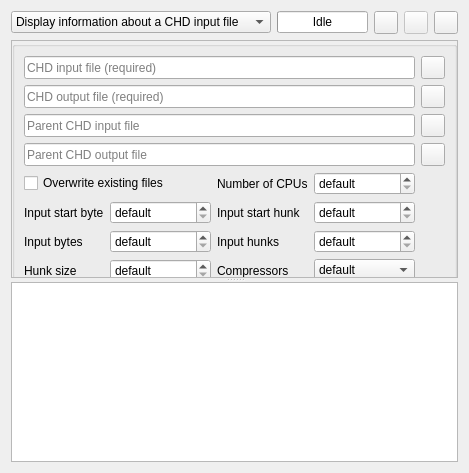
Before: the Qt Designer form tools/qchdman/projectwidget.ui in qmc2/qmc2-mame-fe, drawn with Qt 5.
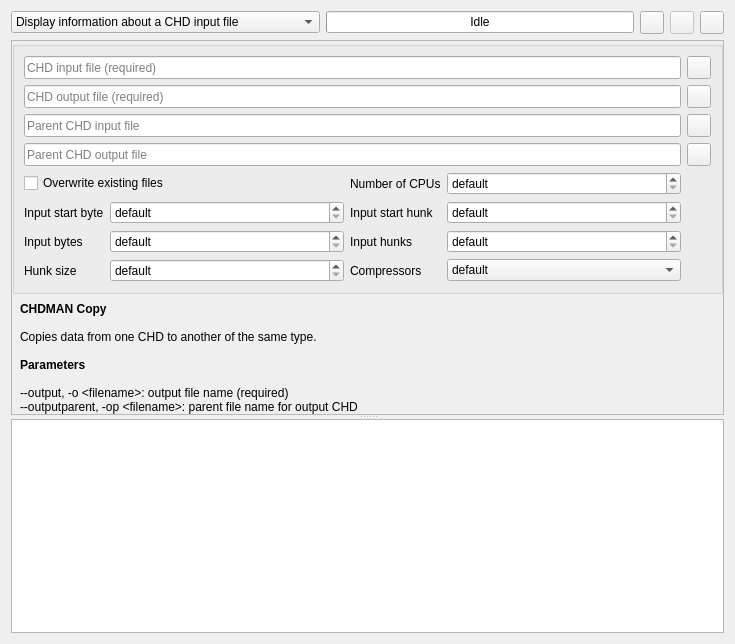
After: the same form once the commit is applied. The open tabs and pages were chosen to show the change. Icons and pictures are not drawn.

Commit message: wip: added help texts and two more settings

The edit to the form file:
```diff
--- a/tools/qchdman/projectwidget.ui
+++ b/tools/qchdman/projectwidget.ui
@@ -6,8 +6,8 @@
    <rect>
     <x>0</x>
     <y>0</y>
-    <width>466</width>
-    <height>473</height>
+    <width>735</width>
+    <height>644</height>
    </rect>
   </property>
   <layout class="QGridLayout" name="gridLayout">
@@ -228,8 +228,8 @@
         <rect>
          <x>0</x>
          <y>0</y>
-         <width>452</width>
-         <height>230</height>
+         <width>721</width>
+         <height>488</height>
         </rect>
        </property>
        <layout class="QGridLayout" name="gridLayoutScrollArea">
@@ -412,28 +412,21 @@
            </layout>
           </widget>
           <widget class="QWidget" name="pageCopy">
-           <layout class="QGridLayout" name="gridLayoutPageCopy" columnstretch="0,0,0,0,0,0">
+           <layout class="QGridLayout" name="gridLayoutPageCopy" columnstretch="0,0">
             <property name="margin">
              <number>0</number>
             </property>
             <property name="spacing">
              <number>0</number>
             </property>
-            <item row="8" column="0" colspan="6">
-             <spacer name="verticalSpacerCopy">
-              <property name="orientation">
-               <enum>Qt::Vertical</enum>
-              </property>
-              <property name="sizeHint" stdset="0">
-               <size>
-                <width>20</width>
-                <height>0</height>
-               </size>
-              </property>
-             </spacer>
-            </item>
-            <item row="7" column="0" colspan="6">
+            <item row="7" column="0" colspan="2">
              <widget class="QGroupBox" name="groupBoxCopy">
+              <property name="sizePolicy">
+               <sizepolicy hsizetype="Preferred" vsizetype="Fixed">
+                <horstretch>0</horstretch>
+                <verstretch>0</verstretch>
+               </sizepolicy>
+              </property>
               <property name="flat">
                <bool>true</bool>
               </property>
@@ -788,6 +781,59 @@
               </layout>
              </widget>
             </item>
+            <item row="8" column="0" colspan="2">
+             <widget class="QLabel" name="labelCopyHelp">
+              <property name="text">
+               <string>&lt;!DOCTYPE HTML PUBLIC &quot;-//W3C//DTD HTML 4.0//EN&quot; &quot;http://www.w3.org/TR/REC-html40/strict.dtd&quot;&gt;
+&lt;html&gt;&lt;head&gt;&lt;meta name=&quot;qrichtext&quot; content=&quot;1&quot; /&gt;&lt;style type=&quot;text/css&quot;&gt;
+p, li { white-space: pre-wrap; }
+&lt;/style&gt;&lt;/head&gt;&lt;body style=&quot; font-family:'Sans Serif'; font-size:9pt; font-weight:400; font-style:normal;&quot;&gt;
+&lt;p style=&quot; margin-top:0px; margin-bottom:0px; margin-left:0px; margin-right:0px; -qt-block-indent:0; text-indent:0px;&quot;&gt;&lt;span style=&quot; font-weight:600;&quot;&gt;CHDMAN Copy&lt;/span&gt;&lt;/p&gt;
+&lt;p style=&quot;-qt-paragraph-type:empty; margin-top:0px; margin-bottom:0px; margin-left:0px; margin-right:0px; -qt-block-indent:0; text-indent:0px;&quot;&gt;&lt;br /&gt;&lt;/p&gt;
+&lt;p style=&quot; margin-top:0px; margin-bottom:0px; margin-left:0px; margin-right:0px; -qt-block-indent:0; text-indent:0px;&quot;&gt;Copies data from one CHD to another of the same type.&lt;/p&gt;
+&lt;p style=&quot;-qt-paragraph-type:empty; margin-top:0px; margin-bottom:0px; margin-left:0px; margin-right:0px; -qt-block-indent:0; text-indent:0px;&quot;&gt;&lt;br /&gt;&lt;/p&gt;
+&lt;p style=&quot; margin-top:0px; margin-bottom:0px; margin-left:0px; margin-right:0px; -qt-block-indent:0; text-indent:0px;&quot;&gt;&lt;span style=&quot; font-weight:600;&quot;&gt;Parameters&lt;/span&gt;&lt;/p&gt;
+&lt;p style=&quot;-qt-paragraph-type:empty; margin-top:0px; margin-bottom:0px; margin-left:0px; margin-right:0px; -qt-block-indent:0; text-indent:0px;&quot;&gt;&lt;br /&gt;&lt;/p&gt;
+&lt;p style=&quot; margin-top:0px; margin-bottom:0px; margin-left:0px; margin-right:0px; -qt-block-indent:0; text-indent:0px;&quot;&gt;--output, -o &amp;lt;filename&amp;gt;: output file name (required)&lt;/p&gt;
+&lt;p style=&quot; margin-top:0px; margin-bottom:0px; margin-left:0px; margin-right:0px; -qt-block-indent:0; text-indent:0px;&quot;&gt;--outputparent, -op &amp;lt;filename&amp;gt;: parent file name for output CHD&lt;/p&gt;
+&lt;p style=&quot; margin-top:0px; margin-bottom:0px; margin-left:0px; margin-right:0px; -qt-block-indent:0; text-indent:0px;&quot;&gt;--force, -f: force overwriting an existing file&lt;/p&gt;
+&lt;p style=&quot; margin-top:0px; margin-bottom:0px; margin-left:0px; margin-right:0px; -qt-block-indent:0; text-indent:0px;&quot;&gt;--input, -i &amp;lt;filename&amp;gt;: input file name (required)&lt;/p&gt;
+&lt;p style=&quot; margin-top:0px; margin-bottom:0px; margin-left:0px; margin-right:0px; -qt-block-indent:0; text-indent:0px;&quot;&gt;--inputparent, -ip &amp;lt;filename&amp;gt;: parent file name for input CHD&lt;/p&gt;
+&lt;p style=&quot; margin-top:0px; margin-bottom:0px; margin-left:0px; margin-right:0px; -qt-block-indent:0; text-indent:0px;&quot;&gt;--inputstartbyte, -isb &amp;lt;offset&amp;gt;: starting byte offset within the input&lt;/p&gt;
+&lt;p style=&quot; margin-top:0px; margin-bottom:0px; margin-left:0px; margin-right:0px; -qt-block-indent:0; text-indent:0px;&quot;&gt;--inputstarthunk, -ish &amp;lt;offset&amp;gt;: starting hunk offset within the input&lt;/p&gt;
+&lt;p style=&quot; margin-top:0px; margin-bottom:0px; margin-left:0px; margin-right:0px; -qt-block-indent:0; text-indent:0px;&quot;&gt;--inputbytes, -ib &amp;lt;length&amp;gt;: effective length of input in bytes&lt;/p&gt;
+&lt;p style=&quot; margin-top:0px; margin-bottom:0px; margin-left:0px; margin-right:0px; -qt-block-indent:0; text-indent:0px;&quot;&gt;--inputhunks, -ih &amp;lt;length&amp;gt;: effective length of input in hunks&lt;/p&gt;
+&lt;p style=&quot; margin-top:0px; margin-bottom:0px; margin-left:0px; margin-right:0px; -qt-block-indent:0; text-indent:0px;&quot;&gt;--hunksize, -hs &amp;lt;bytes&amp;gt;: size of each hunk, in bytes&lt;/p&gt;
+&lt;p style=&quot; margin-top:0px; margin-bottom:0px; margin-left:0px; margin-right:0px; -qt-block-indent:0; text-indent:0px;&quot;&gt;--compression, -c &amp;lt;none|type1[,type2[,...]]&amp;gt;: which compression codecs to use (up to 4)&lt;/p&gt;
+&lt;p style=&quot; margin-top:0px; margin-bottom:0px; margin-left:0px; margin-right:0px; -qt-block-indent:0; text-indent:0px;&quot;&gt;--numprocessors, -np &amp;lt;processors&amp;gt;: limit the number of processors to use during compression&lt;/p&gt;&lt;/body&gt;&lt;/html&gt;</string>
+              </property>
+              <property name="alignment">
+               <set>Qt::AlignLeading|Qt::AlignLeft|Qt::AlignTop</set>
+              </property>
+              <property name="wordWrap">
+               <bool>true</bool>
+              </property>
+              <property name="margin">
+               <number>8</number>
+              </property>
+              <property name="indent">
+               <number>8</number>
+              </property>
+             </widget>
+            </item>
+            <item row="9" column="0" colspan="2">
+             <spacer name="verticalSpacerCopy">
+              <property name="orientation">
+               <enum>Qt::Vertical</enum>
+              </property>
+              <property name="sizeHint" stdset="0">
+               <size>
+                <width>20</width>
+                <height>0</height>
+               </size>
+              </property>
+             </spacer>
+            </item>
            </layout>
           </widget>
           <widget class="QWidget" name="pageCreateRaw"/>
```
Left out of the diff: 148 changed lines with no effect on the pictures. The commit also changes 9 other files.
